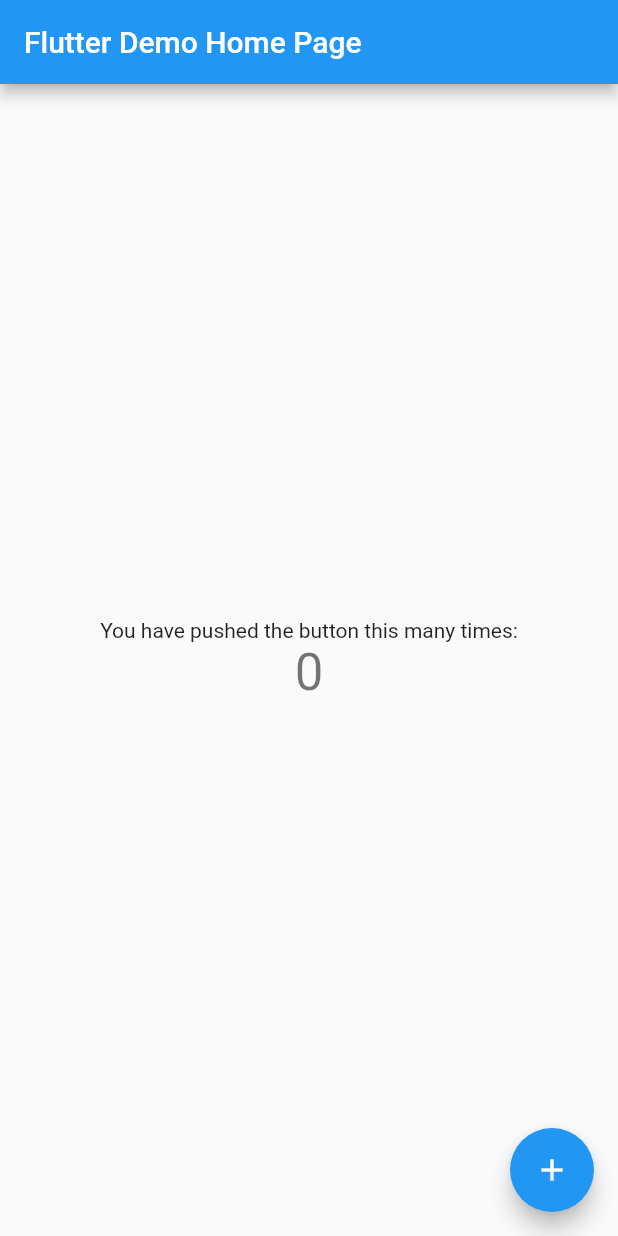
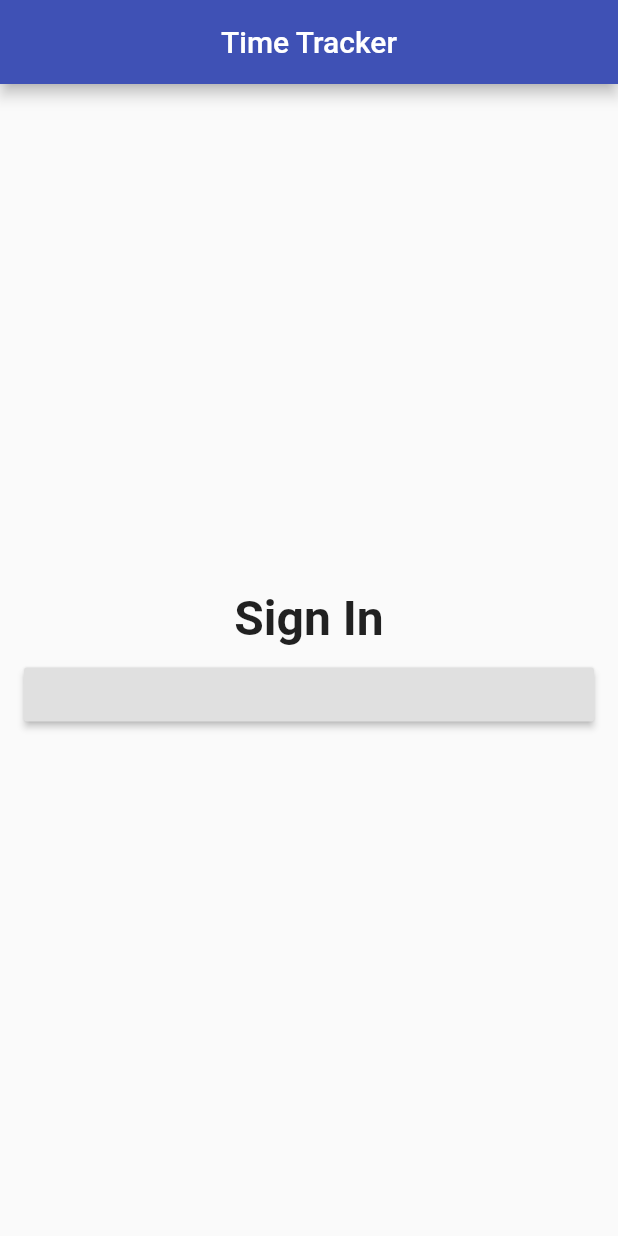
Before and after one commit to devmvk/time_tracker, a Flutter app: the screen it shows after launch, on a phone screen of 412 x 824 dp. Run offline on Flutter 3.47's test engine with Material 2 defaults, Android fonts, the phone set to English and light mode, and no system bars.

Commit message:
Sign in page

```diff
--- /dev/null
+++ b/lib/authentication/sign_in.dart
@@ -0,0 +1,41 @@
+import 'package:flutter/material.dart';
+
+class SignInView extends StatelessWidget {
+  @override
+  Widget build(BuildContext context) {
+    return SafeArea(
+      child: Scaffold(
+        appBar: AppBar(
+          title: Text("Time Tracker"),
+          centerTitle: true,
+        ),
+        body: _buildScreen(),
+      ),
+    );
+  }
+
+  Container _buildScreen() {
+    return Container(
+        padding: EdgeInsets.all(16.0),
+        child: Column(
+          crossAxisAlignment: CrossAxisAlignment.stretch,
+          mainAxisAlignment: MainAxisAlignment.center,
+          children: <Widget>[
+            Text("Sign In",
+              textAlign: TextAlign.center,
+              style: TextStyle(
+                fontSize: 32.0,
+                fontWeight: FontWeight.w600
+              ),
+            ),
+            SizedBox(
+              height: 8.0,
+            ),
+            RaisedButton(
+              onPressed: (){},
+            )
+          ],
+        ),
+      );
+  }
+}
--- a/lib/main.dart
+++ b/lib/main.dart
@@ -1,111 +1,18 @@
 import 'package:flutter/material.dart';
+import 'package:time_tracker/authentication/sign_in.dart';
 
-void main() => runApp(MyApp());
+void main() => runApp(TimeTracker());
 
-class MyApp extends StatelessWidget {
-  // This widget is the root of your application.
+class TimeTracker extends StatelessWidget {
   @override
   Widget build(BuildContext context) {
     return MaterialApp(
-      title: 'Flutter Demo',
+      title: "Time Tracker",
+      debugShowCheckedModeBanner: false,
       theme: ThemeData(
-        // This is the theme of your application.
-        //
-        // Try running your application with "flutter run". You'll see the
-        // application has a blue toolbar. Then, without quitting the app, try
-        // changing the primarySwatch below to Colors.green and then invoke
-        // "hot reload" (press "r" in the console where you ran "flutter run",
-        // or simply save your changes to "hot reload" in a Flutter IDE).
-        // Notice that the counter didn't reset back to zero; the application
-        // is not restarted.
-        primarySwatch: Colors.blue,
+        primarySwatch: Colors.indigo
       ),
-      home: MyHomePage(title: 'Flutter Demo Home Page'),
+      home: SignInView()
     );
   }
 }
-
-class MyHomePage extends StatefulWidget {
-  MyHomePage({Key key, this.title}) : super(key: key);
-
-  // This widget is the home page of your application. It is stateful, meaning
-  // that it has a State object (defined below) that contains fields that affect
-  // how it looks.
-
-  // This class is the configuration for the state. It holds the values (in this
-  // case the title) provided by the parent (in this case the App widget) and
-  // used by the build method of the State. Fields in a Widget subclass are
-  // always marked "final".
-
-  final String title;
-
-  @override
-  _MyHomePageState createState() => _MyHomePageState();
-}
-
-class _MyHomePageState extends State<MyHomePage> {
-  int _counter = 0;
-
-  void _incrementCounter() {
-    setState(() {
-      // This call to setState tells the Flutter framework that something has
-      // changed in this State, which causes it to rerun the build method below
-      // so that the display can reflect the updated values. If we changed
-      // _counter without calling setState(), then the build method would not be
-      // called again, and so nothing would appear to happen.
-      _counter++;
-    });
-  }
-
-  @override
-  Widget build(BuildContext context) {
-    // This method is rerun every time setState is called, for instance as done
-    // by the _incrementCounter method above.
-    //
-    // The Flutter framework has been optimized to make rerunning build methods
-    // fast, so that you can just rebuild anything that needs updating rather
-    // than having to individually change instances of widgets.
-    return Scaffold(
-      appBar: AppBar(
-        // Here we take the value from the MyHomePage object that was created by
-        // the App.build method, and use it to set our appbar title.
-        title: Text(widget.title),
-      ),
-      body: Center(
-        // Center is a layout widget. It takes a single child and positions it
-        // in the middle of the parent.
-        child: Column(
-          // Column is also a layout widget. It takes a list of children and
-          // arranges them vertically. By default, it sizes itself to fit its
-          // children horizontally, and tries to be as tall as its parent.
-          //
-          // Invoke "debug painting" (press "p" in the console, choose the
-          // "Toggle Debug Paint" action from the Flutter Inspector in Android
-          // Studio, or the "Toggle Debug Paint" command in Visual Studio Code)
-          // to see the wireframe for each widget.
-          //
-          // Column has various properties to control how it sizes itself and
-          // how it positions its children. Here we use mainAxisAlignment to
-          // center the children vertically; the main axis here is the vertical
-          // axis because Columns are vertical (the cross axis would be
-          // horizontal).
-          mainAxisAlignment: MainAxisAlignment.center,
-          children: <Widget>[
-            Text(
-              'You have pushed the button this many times:',
-            ),
-            Text(
-              '$_counter',
-              style: Theme.of(context).textTheme.display1,
-            ),
-          ],
-        ),
-      ),
-      floatingActionButton: FloatingActionButton(
-        onPressed: _incrementCounter,
-        tooltip: 'Increment',
-        child: Icon(Icons.add),
-      ), // This trailing comma makes auto-formatting nicer for build methods.
-    );
-  }
-}
```
Also changed, not shown: 1 other file.
